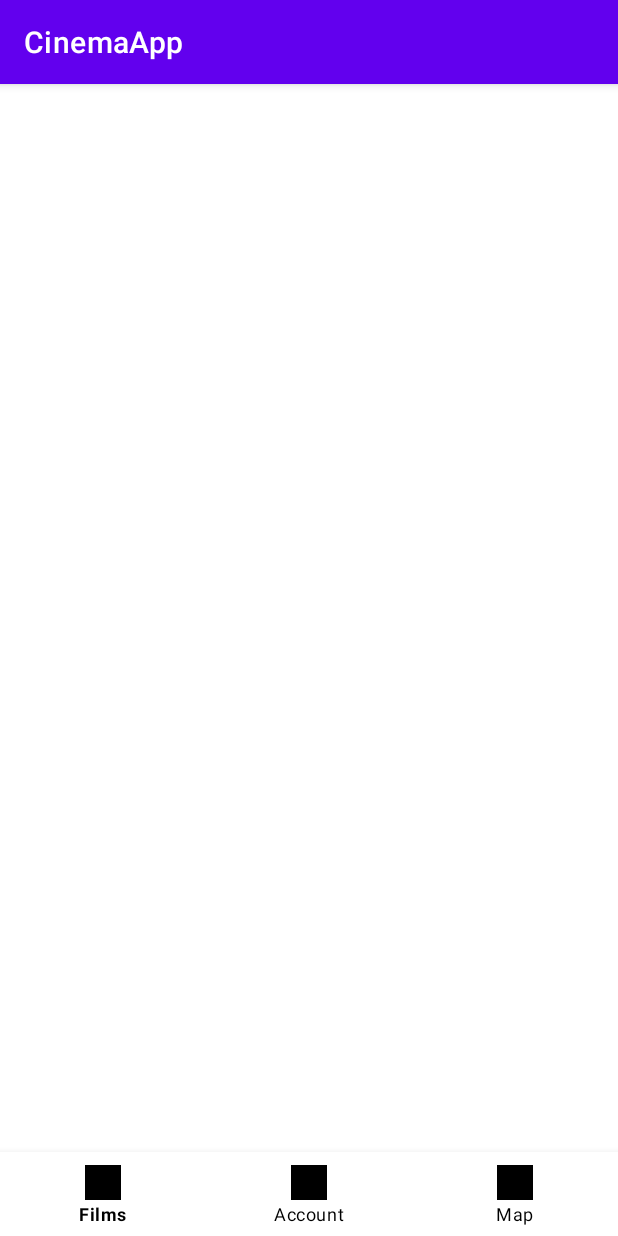
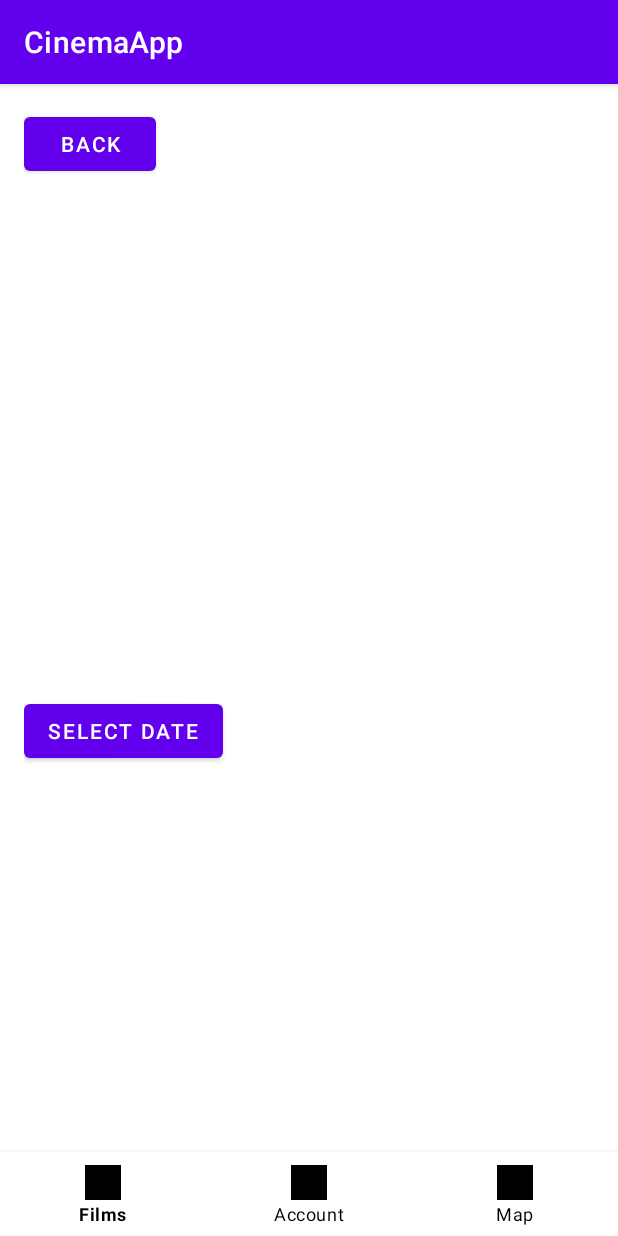
Before and after one commit to Jambo4231/CinemaAppAssignment, an Android app: the fragment FilmDetailsFragment placed in its activity, on a phone screen of 412 x 824 dp. Run offline under Robolectric (Android 15) with nearby library versions, the phone set to English and light mode, and no system bars; our stand-ins replace Firebase (no records; nobody signed in at launch, a user with empty details on screens opened directly); pictures from the network do not load.

Commit message:
film details date picker added

```diff
--- a/app/src/main/res/layout/fragment_film_details.xml
+++ b/app/src/main/res/layout/fragment_film_details.xml
@@ -6,6 +6,14 @@
     android:orientation="vertical"
     android:padding="16dp"
     tools:context=".FilmDetailsFragment">
+
+    <Button
+        android:id="@+id/button_back"
+        android:layout_width="wrap_content"
+        android:layout_height="wrap_content"
+        android:text="Back"
+        android:layout_gravity="start"
+        android:layout_marginBottom="16dp" />
 
     <ImageView
         android:id="@+id/film_image"
@@ -35,4 +43,18 @@
         android:layout_height="wrap_content"
         android:textSize="16sp"
         android:paddingTop="8dp" />
+
+    <Button
+        android:id="@+id/button_select_date"
+        android:layout_width="wrap_content"
+        android:layout_height="wrap_content"
+        android:text="Select Date"
+        android:layout_marginTop="16dp" />
+
+    <TextView
+        android:id="@+id/text_selected_date"
+        android:layout_width="wrap_content"
+        android:layout_height="wrap_content"
+        android:textSize="16sp"
+        android:layout_marginTop="8dp" />
 </LinearLayout>
```
Also changed, not shown: app/src/main/java/com/example/cinemaapp/FilmDetailsFragment.kt (+32 -0 lines).
